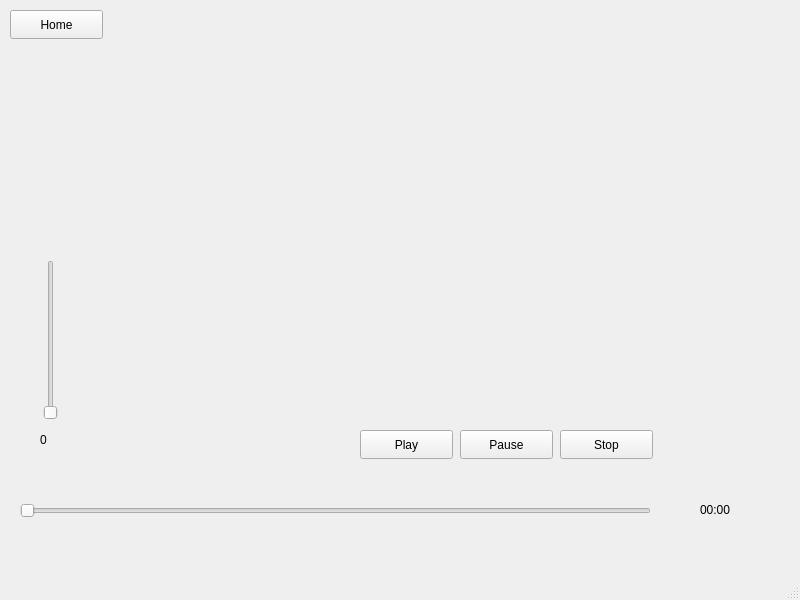
First picture: the form in mainwindow.ui, repository MrMati/rave-fix, before the edit.
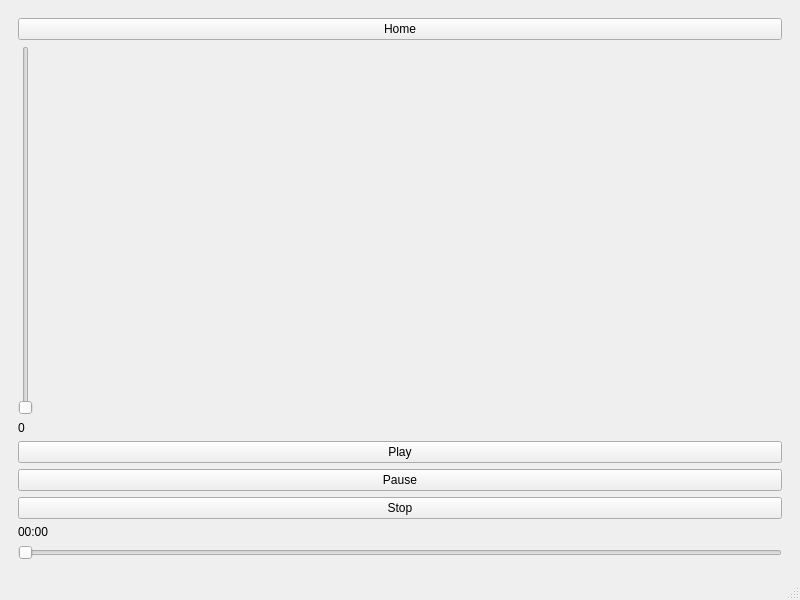
Second picture: the form after the edit. The open tabs and pages were chosen to show the change. Custom widgets are drawn as their Qt base class.

Commit message: fixed time slider

The edit to the form file:
```diff
--- a/mainwindow.ui
+++ b/mainwindow.ui
@@ -14,123 +14,71 @@
    <string>MainWindow</string>
   </property>
   <widget class="QWidget" name="centralwidget">
+   <layout class="QVBoxLayout" name="verticalLayout">
+    <item>
    <widget class="QStackedWidget" name="stackedWidget">
-    <property name="geometry">
-     <rect>
-      <x>0</x>
-      <y>0</y>
-      <width>801</width>
-      <height>571</height>
-     </rect>
-    </property>
     <property name="currentIndex">
      <number>1</number>
     </property>
     <widget class="QWidget" name="player">
+       <layout class="QVBoxLayout" name="verticalLayout_2">
+        <item>
      <widget class="QPushButton" name="homeScreen">
-      <property name="geometry">
-       <rect>
-        <x>10</x>
-        <y>10</y>
-        <width>93</width>
-        <height>29</height>
-       </rect>
-      </property>
       <property name="text">
        <string>Home</string>
       </property>
      </widget>
-     <widget class="QSlider" name="timeSlider">
-      <property name="geometry">
-       <rect>
-        <x>20</x>
-        <y>500</y>
-        <width>631</width>
-        <height>22</height>
-       </rect>
-      </property>
-      <property name="orientation">
-       <enum>Qt::Horizontal</enum>
-      </property>
-     </widget>
-     <widget class="QPushButton" name="stopButton">
-      <property name="geometry">
-       <rect>
-        <x>560</x>
-        <y>430</y>
-        <width>93</width>
-        <height>29</height>
-       </rect>
-      </property>
-      <property name="text">
-       <string>Stop</string>
-      </property>
-     </widget>
-     <widget class="QPushButton" name="pauseButton">
-      <property name="geometry">
-       <rect>
-        <x>460</x>
-        <y>430</y>
-        <width>93</width>
-        <height>29</height>
-       </rect>
-      </property>
-      <property name="text">
-       <string>Pause</string>
-      </property>
-     </widget>
-     <widget class="QPushButton" name="playButton">
-      <property name="geometry">
-       <rect>
-        <x>360</x>
-        <y>430</y>
-        <width>93</width>
-        <height>29</height>
-       </rect>
-      </property>
-      <property name="text">
-       <string>Play</string>
-      </property>
-     </widget>
+        </item>
+        <item>
      <widget class="QSlider" name="volumeSlider">
-      <property name="geometry">
-       <rect>
-        <x>40</x>
-        <y>260</y>
-        <width>22</width>
-        <height>160</height>
-       </rect>
-      </property>
       <property name="orientation">
        <enum>Qt::Vertical</enum>
       </property>
      </widget>
-     <widget class="QLabel" name="timer">
-      <property name="geometry">
-       <rect>
-        <x>700</x>
-        <y>500</y>
-        <width>63</width>
-        <height>20</height>
-       </rect>
-      </property>
-      <property name="text">
-       <string>00:00</string>
-      </property>
-     </widget>
+        </item>
+        <item>
      <widget class="QLabel" name="volume">
-      <property name="geometry">
-       <rect>
-        <x>40</x>
-        <y>430</y>
-        <width>63</width>
-        <height>20</height>
-       </rect>
-      </property>
       <property name="text">
        <string>0</string>
       </property>
      </widget>
+        </item>
+        <item>
+         <widget class="QPushButton" name="playButton">
+          <property name="text">
+           <string>Play</string>
+          </property>
+         </widget>
+        </item>
+        <item>
+         <widget class="QPushButton" name="pauseButton">
+          <property name="text">
+           <string>Pause</string>
+          </property>
+         </widget>
+        </item>
+        <item>
+         <widget class="QPushButton" name="stopButton">
+          <property name="text">
+           <string>Stop</string>
+          </property>
+         </widget>
+        </item>
+        <item>
+         <widget class="QLabel" name="timer">
+          <property name="text">
+           <string>00:00</string>
+          </property>
+         </widget>
+        </item>
+        <item>
+         <widget class="CustomSlider" name="timeSlider">
+          <property name="orientation">
+           <enum>Qt::Horizontal</enum>
+          </property>
+         </widget>
+        </item>
+       </layout>
     </widget>
     <widget class="QWidget" name="home">
      <widget class="QPushButton" name="playerButton">
@@ -148,6 +96,8 @@
      </widget>
     </widget>
    </widget>
+    </item>
+   </layout>
   </widget>
   <widget class="QMenuBar" name="menubar">
    <property name="geometry">
@@ -161,6 +111,13 @@
   </widget>
   <widget class="QStatusBar" name="statusbar"/>
  </widget>
+ <customwidgets>
+  <customwidget>
+   <class>CustomSlider</class>
+   <extends>QSlider</extends>
+   <header location="global">customslider.h</header>
+  </customwidget>
+ </customwidgets>
  <resources/>
  <connections/>
 </ui>
```
Left out of the diff: 2 changed lines with no effect on the pictures. Lines whose indentation alone changed are shown as unchanged. The commit also changes 55 other files.
